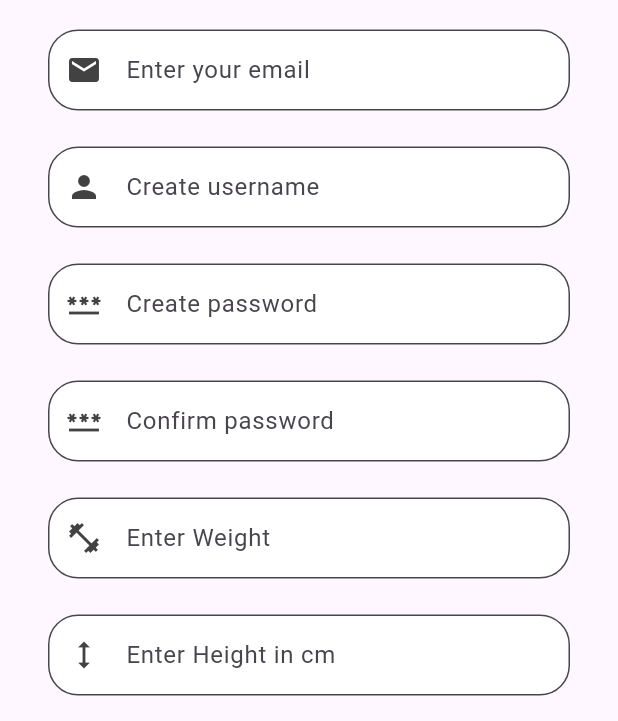
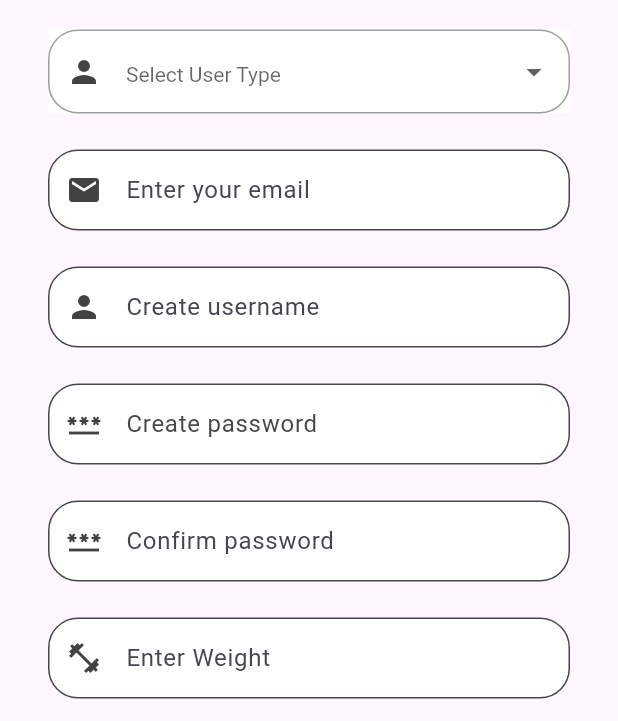
Before and after one commit to vihaanvijayvargiya/Swayam, a Flutter app: the screen it shows after launch, after a tap on "Signup.", on a phone screen of 412 x 824 dp, the part 515-1236 px from its top. Run offline on Flutter 3.47's test engine with Material 3 defaults, Android fonts, the phone set to English and light mode, and no system bars; our stand-ins replace cloud_firestore, firebase_auth, firebase_core, fluttertoast; missing offline and left inert: flutter_inappwebview, keyboard_hider; accounts and stored records are empty.

Commit message:
usertype added

```diff
--- a/lib/resources/AuthMethods.dart
+++ b/lib/resources/AuthMethods.dart
@@ -12,10 +12,12 @@ class AuthMethods {
     required String weight,
     required String height,
     required String age,
+    required String userType,
   }) async {
     String res = "Some error occurred";
     try {
-      if (email.isNotEmpty &&
+      if (userType.isNotEmpty&&
+          email.isNotEmpty &&
           password.isNotEmpty &&
           username.isNotEmpty &&
           weight.isNotEmpty &&
@@ -28,6 +30,7 @@ class AuthMethods {
         );
 
         await _firestore.collection("users").doc(cred.user!.uid).set({
+          'userType': userType,
           'username': username,
           'email': email,
           'weight': weight,
--- a/lib/screens/signup_screen.dart
+++ b/lib/screens/signup_screen.dart
@@ -14,6 +14,7 @@ class SignupScreen extends StatefulWidget {
 }
 
 class _SignupScreenState extends State<SignupScreen> {
+  final TextEditingController _userTypeController = TextEditingController();
   final TextEditingController _usernameController = TextEditingController();
   final TextEditingController _emailController = TextEditingController();
   final TextEditingController _passwordController = TextEditingController();
@@ -22,10 +23,12 @@ class _SignupScreenState extends State<SignupScreen> {
   final TextEditingController _heightController = TextEditingController();
   final TextEditingController _ageController = TextEditingController();
   bool _isLoading = false;
+  String? _selectedUserType; // Default value
 
   @override
   void dispose() {
     super.dispose();
+    _userTypeController.dispose();
     _emailController.dispose();
     _passwordController.dispose();
     _usernameController.dispose();
@@ -42,12 +45,20 @@ class _SignupScreenState extends State<SignupScreen> {
       return;
     }
 
+    // Check if username starts with the correct letter
+    if ((_selectedUserType == 'Self' && !_usernameController.text.startsWith('S')) ||
+        (_selectedUserType == 'Doctor' && !_usernameController.text.startsWith('D'))) {
+      Fluttertoast.showToast(msg: "Username must start with ${_selectedUserType == 'Self' ? 'S' : 'D'}");
+      return;
+    }
+
     // set loading to true
     setState(() {
       _isLoading = true;
     });
 
     String res = await AuthMethods().signUpUser(
+      userType: _selectedUserType!,
       email: _emailController.text,
       password: _passwordController.text,
       username: _usernameController.text,
@@ -97,6 +108,51 @@ class _SignupScreenState extends State<SignupScreen> {
                     child: Image.asset('assets/images/swayam.png')),
                 Text('Swayam', style: TextStyle(fontWeight: FontWeight.w600, fontSize: 30, color: Color(0x018D8DFF)),),
                 SizedBox(height: 20,),
+                Container(
+                  color: Colors.white, // Set the background color of the dropdown widget
+                  child: DropdownButtonFormField<String>(
+                    value: _selectedUserType,
+                    items: ['Self', 'Doctor'].map((String category) {
+                      return DropdownMenuItem<String>(
+                        value: category,
+                        child: Text(
+                          category,
+                          style: TextStyle(
+                            color: _selectedUserType == category ? Colors.teal : Colors.black,
+                          ),
+                        ),
+                      );
+                    }).toList(),
+                    onChanged: (newValue) {
+                      setState(() {
+                        _selectedUserType = newValue;
+                      });
+                    },
+                    dropdownColor: Colors.white, // Set the dropdown menu background color to white
+                    style: TextStyle(color: Colors.black), // Set text color
+                    decoration: InputDecoration(
+                      hintText: 'Select User Type',
+                      prefixIcon: Icon(Icons.person, color: Colors.grey[800]),
+                      border: OutlineInputBorder(
+                        borderRadius: BorderRadius.circular(20),
+                      ),
+                      enabledBorder: OutlineInputBorder(
+                        borderRadius: BorderRadius.circular(20),
+                        borderSide: BorderSide(color: Colors.grey),
+                      ),
+                      focusedBorder: OutlineInputBorder(
+                        borderRadius: BorderRadius.circular(20),
+                        borderSide: BorderSide(color: Colors.teal),
+                      ),
+                      fillColor: Colors.white, // Set the background color of the dropdown field to white
+                      filled: true,
+                    ),
+                  ),
+                ),
+
+                const SizedBox(
+                  height: 24,
+                ),
                 InputText(
                   hint: 'Enter your email',
                   textInputType: TextInputType.emailAddress,
@@ -112,6 +168,19 @@ class _SignupScreenState extends State<SignupScreen> {
                   controller: _usernameController,
                   icon: Icon(Icons.person, color: Colors.grey[800]),
                 ),
+                if (_selectedUserType != null)
+                  Padding(
+                    padding: const EdgeInsets.only(top: 8.0),
+                    child: Text(
+                      _selectedUserType == 'Self'
+                          ? 'Username must start with S'
+                          : 'Username must start with D',
+                      style: TextStyle(
+                        color: Colors.grey[800],
+                        fontSize: 12,
+                      ),
+                    ),
+                  ),
                 const SizedBox(
                   height: 24,
                 ),
```
Also changed, not shown: lib/screens/home_screen.dart (+31 -28 lines).
